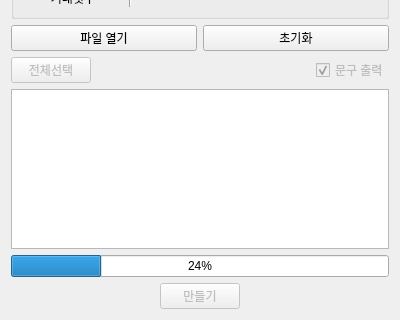
This is ui/mainWidget.ui in beom-yun/trading-video as Qt 5 draws it before an edit; both pictures show x 0 to 400 and y 281 to 601 of the 400 by 601 pixel window. The edited form follows.
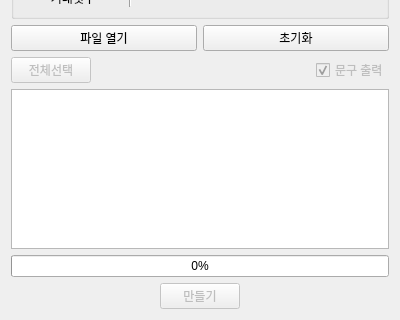
This is the edited form. Icons and pictures are not drawn.

Patch:
```diff
--- a/ui/mainWidget.ui
+++ b/ui/mainWidget.ui
@@ -474,7 +474,7 @@
    <item>
     <widget class="QProgressBar" name="progressBar">
      <property name="value">
-      <number>24</number>
+      <number>0</number>
      </property>
     </widget>
    </item>
```
Left out of the diff: 2 changed lines with no effect on the pictures.
